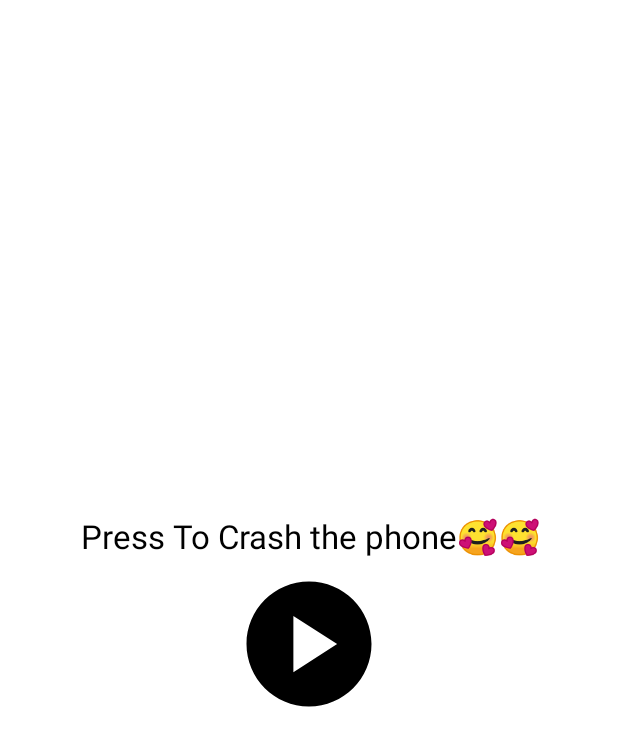
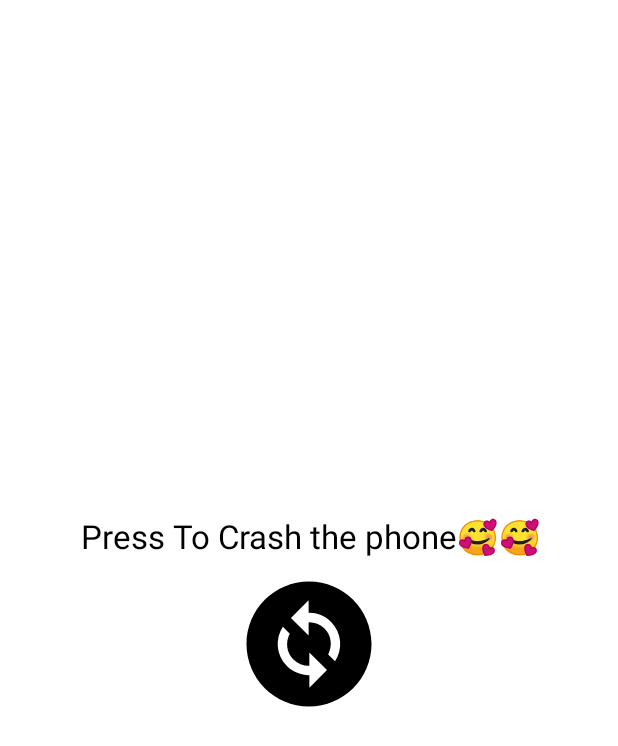
Before and after one commit to RaefM/M-HACkeRS, an Android app built with Jetpack Compose: the screen it shows after launch (MainActivity), after a tap on "rec", on a phone screen of 412 x 824 dp. Shown: the top 746 px of the screen. Run offline under Robolectric (Android 15) with nearby library versions, the phone set to English and light mode, and no system bars; our stand-ins replace Volley, accompanist; libraries missing offline, so code that uses them is left out: com.shazam.shazamkit; network calls fail; 6 statements that could not run were skipped.

Commit message:
Fixed "Waiting" warning in UI when shazam is called

```diff
--- a/Frontend/app/src/main/java/edu/umich/chencxy/identisound/AudioPlayer.kt
+++ b/Frontend/app/src/main/java/edu/umich/chencxy/identisound/AudioPlayer.kt
@@ -143,7 +143,7 @@ class AudioPlayer() {
         if (songName == null) {
             // if failed to identify, restart recording
             Log.d("finishRecording", "song was null")
-            getMovie(context, Song("If I Didn't Care"), navController)
+            //getMovie(context, Song("If I Didn't Care"), navController)
             //recTapped(context,navController)
         } else {
             getMovie(context, Song(songName), navController)
--- a/Frontend/app/src/main/java/edu/umich/chencxy/identisound/MainView.kt
+++ b/Frontend/app/src/main/java/edu/umich/chencxy/identisound/MainView.kt
@@ -26,6 +26,7 @@ import edu.umich.chencxy.identisound.SongStore.getSongTitle
 import androidx.activity.compose.BackHandler
 import androidx.compose.foundation.layout.*
 import androidx.compose.material.*
+import androidx.compose.material.MaterialTheme.colors
 import androidx.compose.runtime.*
 import androidx.compose.runtime.saveable.rememberSaveable
 import androidx.compose.ui.Alignment
@@ -36,6 +37,9 @@ import androidx.compose.ui.res.painterResource
 import androidx.compose.ui.res.stringResource
 import androidx.compose.ui.text.style.TextAlign
 import androidx.compose.ui.unit.dp
+import kotlinx.coroutines.GlobalScope
+import kotlinx.coroutines.async
+import kotlinx.coroutines.launch
 import kotlinx.coroutines.runBlocking
 
 val LocalPlayerUIState = compositionLocalOf { UIState() }
@@ -67,6 +71,7 @@ fun MainView(context: Context, navController: NavHostController) {
             )
             RecButton(context, navController)
             Log.d("abc", "we are here")
+
         }
     }
 }
@@ -75,8 +80,13 @@ fun MainView(context: Context, navController: NavHostController) {
 fun RecButton(context: Context, navController: NavHostController) {
     val audioPlayer = LocalAudioPlayer.current
     val playerUIState = LocalPlayerUIState.current
-
-    Button(onClick = { runBlocking { audioPlayer.recTapped(context,navController) }},
+    playerUIState.reLoad()
+    Button(onClick = {
+        playerUIState.set_loading()
+        GlobalScope.async { audioPlayer.recTapped(context,navController) }
+        //Thread.sleep(11000)
+        //playerUIState.set_loading()
+        },
         enabled = playerUIState.recEnabled,
         colors = ButtonDefaults.buttonColors(backgroundColor = Color.White,
             disabledBackgroundColor = Color.White),
--- a/Frontend/app/src/main/java/edu/umich/chencxy/identisound/SongStore.kt
+++ b/Frontend/app/src/main/java/edu/umich/chencxy/identisound/SongStore.kt
@@ -44,17 +44,17 @@ object SongStore {
 
         val songName: String? =
             when (val match = session.match(signature)) {
-                is MatchResult.Match -> {
+                 is MatchResult.Match -> {
                     Log.d("shazam success", match.matchedMediaItems.toString())
                     match.matchedMediaItems[0].title
                 }
                 is MatchResult.Error -> {
                     Log.d("shazam error", match.exception.toString())
-                    null
+                    "No Song Found"
                 }
                 is MatchResult.NoMatch -> {
                     Log.d("shazam none", match.querySignature.toString())
-                    null
+                    "No Song Found"
                 }
             }
 
--- a/Frontend/app/src/main/java/edu/umich/chencxy/identisound/UIState.kt
+++ b/Frontend/app/src/main/java/edu/umich/chencxy/identisound/UIState.kt
@@ -30,6 +30,16 @@ class UIState {
         recEnabled = false
         recIcon = R.drawable.ic_baseline_play_circle_24
     }
+
+    fun set_loading(){
+        recIcon = R.drawable.ic_baseline_change_circle_24
+
+    }
+
+    fun reLoad(){
+        recIcon = R.drawable.ic_baseline_play_circle_24
+    }
+
 
     fun propagate(playerState: PlayerState) = when (playerState){
         is PlayerState.start -> {
--- /dev/null
+++ b/Frontend/app/src/main/res/drawable/ic_baseline_change_circle_24.xml
@@ -0,0 +1,5 @@
+<vector android:height="24dp" android:tint="#000000"
+    android:viewportHeight="24" android:viewportWidth="24"
+    android:width="24dp" xmlns:android="http://schemas.android.com/apk/res/android">
+    <path android:fillColor="@android:color/white" android:pathData="M12,2C6.48,2 2,6.48 2,12c0,5.52 4.48,10 10,10s10,-4.48 10,-10C22,6.48 17.52,2 12,2zM12.06,19v-2.01c-0.02,0 -0.04,0 -0.06,0c-1.28,0 -2.56,-0.49 -3.54,-1.46c-1.71,-1.71 -1.92,-4.35 -0.64,-6.29l1.1,1.1c-0.71,1.33 -0.53,3.01 0.59,4.13c0.7,0.7 1.62,1.03 2.54,1.01v-2.14l2.83,2.83L12.06,19zM16.17,14.76l-1.1,-1.1c0.71,-1.33 0.53,-3.01 -0.59,-4.13C13.79,8.84 12.9,8.5 12,8.5c-0.02,0 -0.04,0 -0.06,0v2.15L9.11,7.83L11.94,5v2.02c1.3,-0.02 2.61,0.45 3.6,1.45C17.24,10.17 17.45,12.82 16.17,14.76z"/>
+</vector>
```
